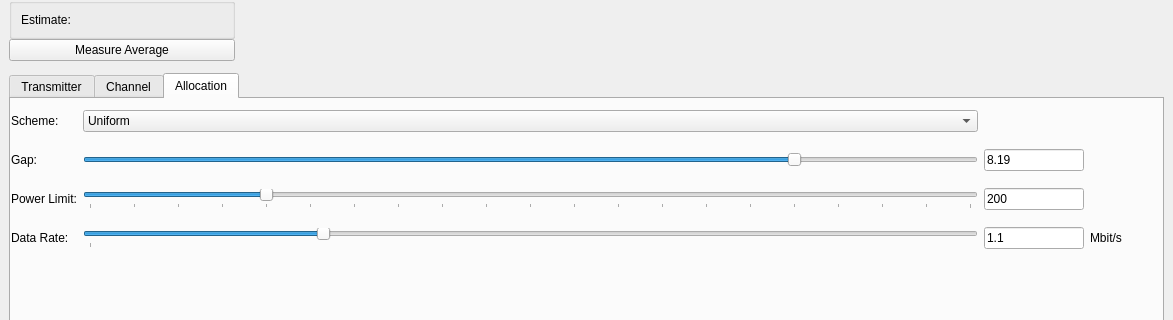
Before: the Qt Designer form apps/gui/ofdm_rx_gui_window.ui in rwth-ti/gr-ofdm, drawn with Qt 5; both pictures show x 0 to 1173 and y 175 to 495 of the 1173 by 699 pixel window.
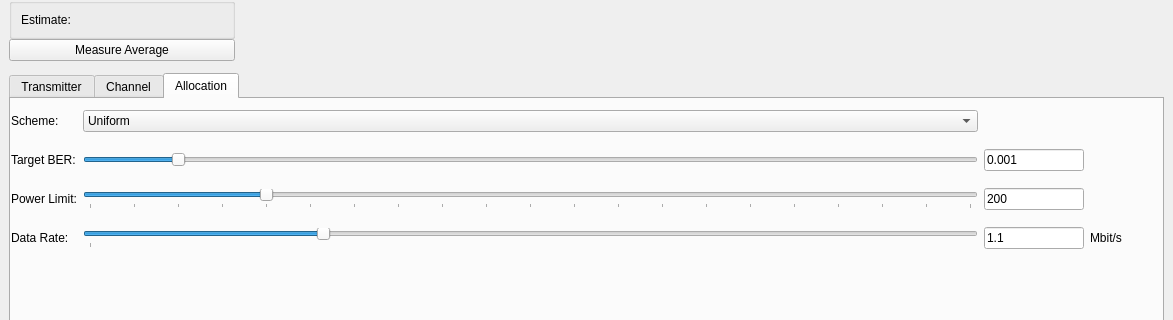
After: the same form once the commit is applied. The open tabs and pages were chosen to show the change. Custom widgets are drawn as their Qt base class.

Commit message: Change the Gui gap slider to target BER.

Diff of the .ui file:
```diff
--- a/apps/gui/ofdm_rx_gui_window.ui
+++ b/apps/gui/ofdm_rx_gui_window.ui
@@ -654,20 +654,20 @@
          <item row="1" column="0">
           <widget class="QLabel" name="label_6">
            <property name="text">
-            <string>Gap:</string>
+            <string>Target BER:</string>
            </property>
           </widget>
          </item>
          <item row="1" column="1">
           <widget class="QSlider" name="horizontalSliderGap">
            <property name="minimum">
-            <number>10000</number>
+            <number>0</number>
            </property>
            <property name="maximum">
-            <number>200000</number>
+            <number>5000000</number>
            </property>
            <property name="value">
-            <number>81954</number>
+            <number>9998</number>
            </property>
            <property name="orientation">
             <enum>Qt::Horizontal</enum>
@@ -697,7 +697,7 @@
             </size>
            </property>
            <property name="text">
-            <string>8.19</string>
+            <string>0.001</string>
            </property>
            <property name="placeholderText">
             <string/>
```
Left out of the diff: 2 changed lines with no effect on the pictures. The commit also changes 3 other files.
